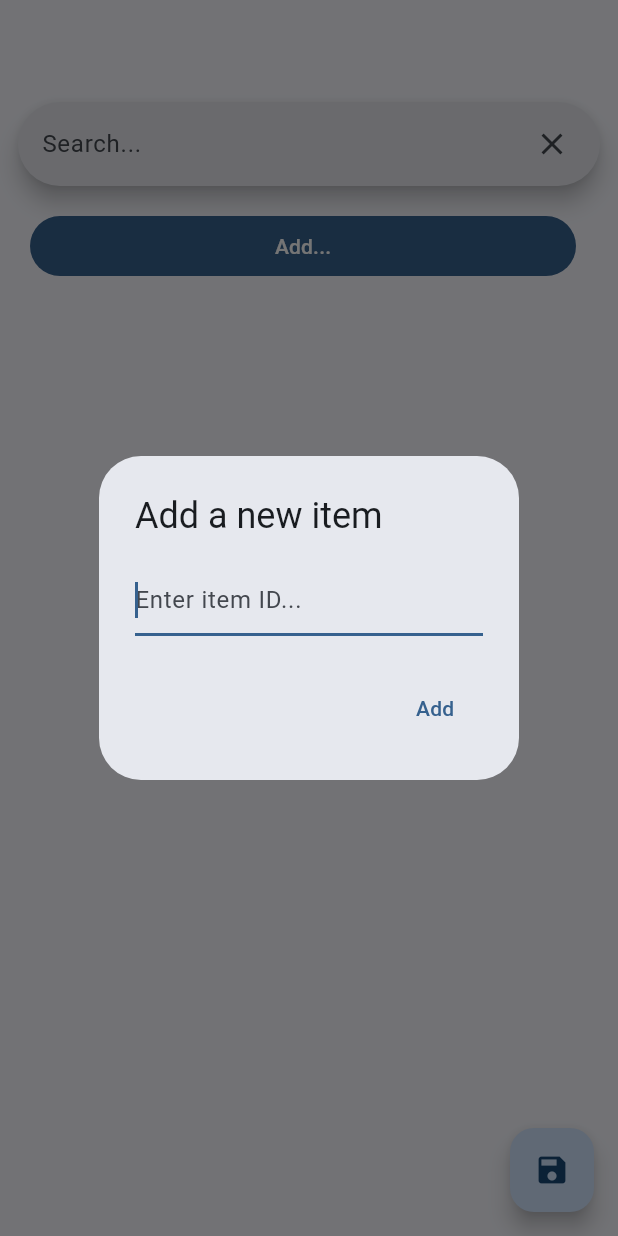
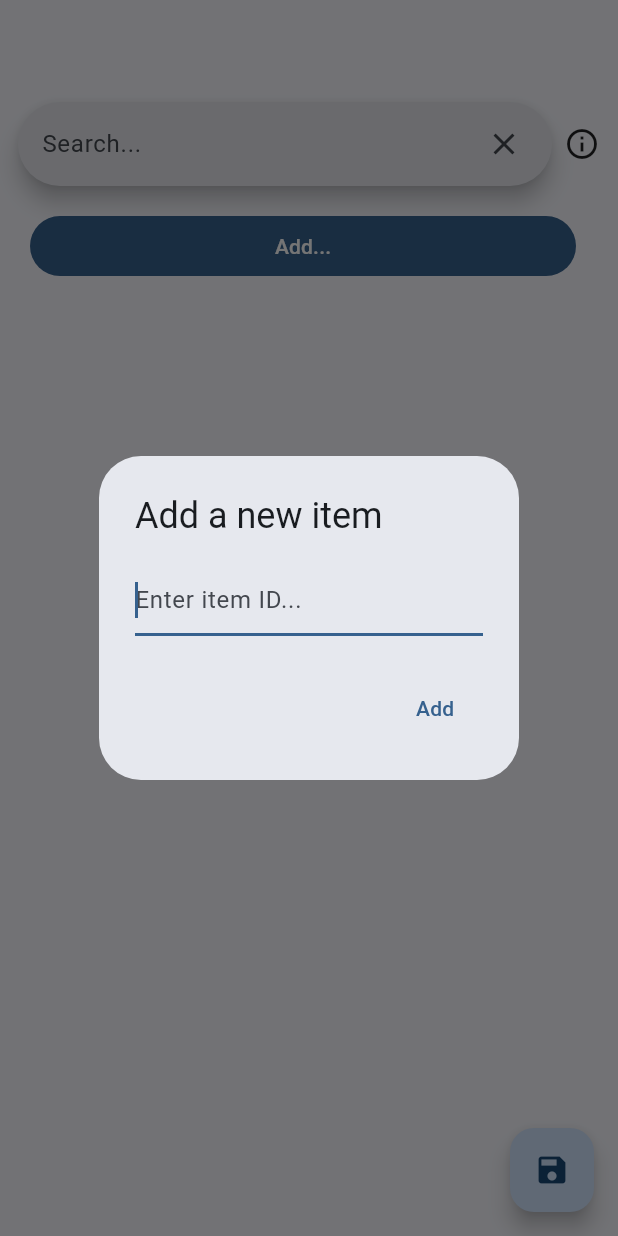
Before and after one commit to sametaor/stalker, a Flutter app: the InventoryView screen opened directly, after a tap on "Add...", on a phone screen of 412 x 824 dp. Run offline on Flutter 3.47's test engine with Material 3 defaults, Android fonts, the phone set to English and light mode, and no system bars; drawn by our look-alikes of dynamic_color; our stand-ins replace device_info_plus, file_picker, fluttertoast, logger, package_info_plus, pub_semver and 3 more; missing offline and left inert: toml; accounts and stored records are empty; network calls fail; statements that could not run were skipped.

Commit message:
- Updated item database - Added Stone Fetters mythical enchantment - Added replica & setDragon item traits - Improved UI for traits - Added search tooltip next to the search bar in inventory view page

```diff
--- a/lib/pages/inventory_view.dart
+++ b/lib/pages/inventory_view.dart
@@ -68,6 +68,9 @@ class _InventoryViewState extends State<InventoryView> {
               Padding(
                   padding:
                       const EdgeInsets.only(bottom: 8.0, left: 8, right: 8),
+                  child: Row(
+                    children: [
+                      Expanded(
                         child: EquipmentSearchBar(
                           onChanged: (text) {
                             text = text.toLowerCase();
@@ -76,9 +79,18 @@ class _InventoryViewState extends State<InventoryView> {
                                   .where((e) =>
                                       e.id.toLowerCase().contains(text) ||
                                       e.name.toLowerCase().contains(text) ||
-                                ItemDatabase.getTraits(e.id).where((t) => t.display.toLowerCase().contains(text) || t.name.toLowerCase().contains(text)).isNotEmpty ||
+                                      ItemDatabase.getTraits(e.id)
+                                          .where((t) =>
+                                              t.display
+                                                  .toLowerCase()
+                                                  .contains(text) ||
+                                              t.name
+                                                  .toLowerCase()
+                                                  .contains(text))
+                                          .isNotEmpty ||
                                       ("equipped".contains(text) &&
-                                    RecordsManager.activeRecord!.isEquipped(e)))
+                                          RecordsManager.activeRecord!
+                                              .isEquipped(e)))
                                   .toList();
                             });
                           },
@@ -87,6 +99,24 @@ class _InventoryViewState extends State<InventoryView> {
                               currentEquipment = allEquipment;
                             });
                           },
+                        ),
+                      ),
+                      const SizedBox(width: 8),
+                      Tooltip(
+                        message: "RANGED_SUPER_MINE - Search by ID\nReaver - Search by name\nUnobtainable - Search by traits\nEquipped - Find currently equipped item",
+                        decoration: BoxDecoration(
+                          border: Border.all(width: 1),
+                          borderRadius: BorderRadius.circular(16),
+                          color: Theme.of(context).canvasColor
+                        ),
+                        textStyle: const TextStyle(
+                          color: Colors.white,
+                          fontSize: 14
+                        ),
+                        showDuration: const Duration(seconds: 8),
+                        child: const Icon(Icons.info_outline),
+                      ),
+                    ],
                   )),
               ...entries,
               ListTile(
@@ -158,15 +188,15 @@ class _InventoryViewState extends State<InventoryView> {
             ),
             subtitle: Padding(
               padding: const EdgeInsets.only(left: 8.0),
-              child: Align(
-                alignment: Alignment.centerLeft,
               child: Column(
                 children: [
-                    Text(item.id),
+                  Align(alignment: Alignment.centerLeft, child: Text(item.id)),
                   const SizedBox(
                     height: 12,
                   ),
-                    Wrap(
+                  Align(
+                    alignment: Alignment.centerLeft,
+                    child: Wrap(
                       spacing: 8,
                       runSpacing: 8,
                       children: ItemDatabase.getTraits(item.id)
@@ -188,9 +218,9 @@ class _InventoryViewState extends State<InventoryView> {
                                 ),
                               ))
                           .toList(),
+                    ),
                   )
                 ],
-                ),
               ),
             ),
             children: [
```
Also changed, not shown: lib/item_database.dart (+11 -0 lines), 2 other files. Lines whose indentation alone changed are shown as unchanged.
